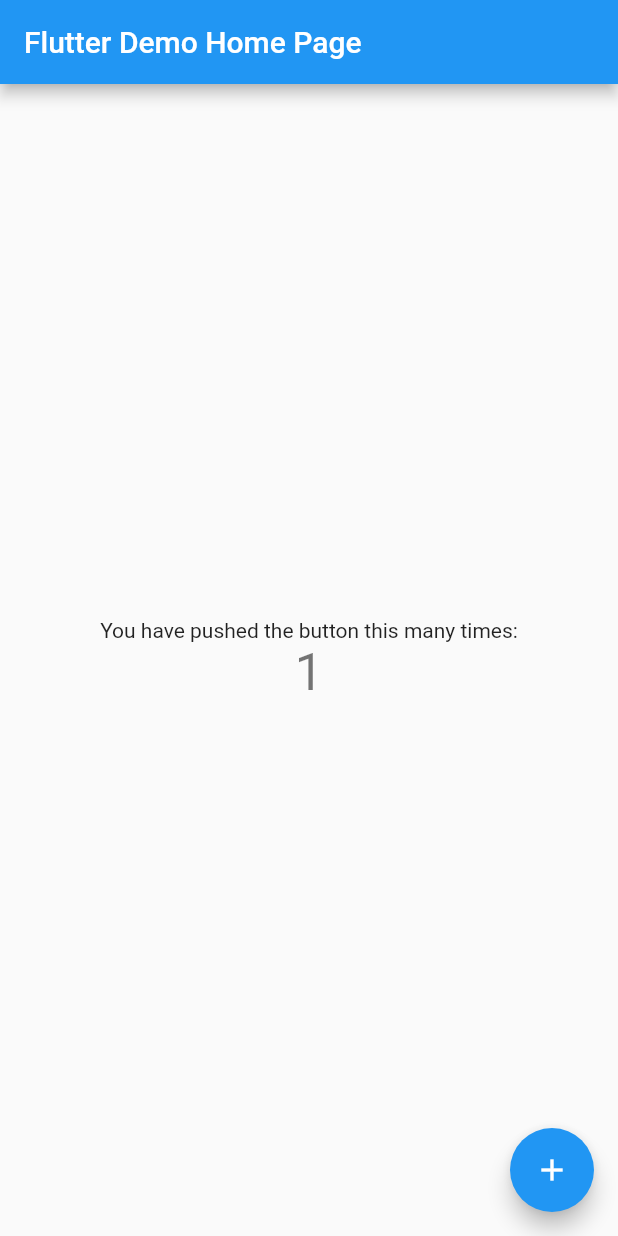
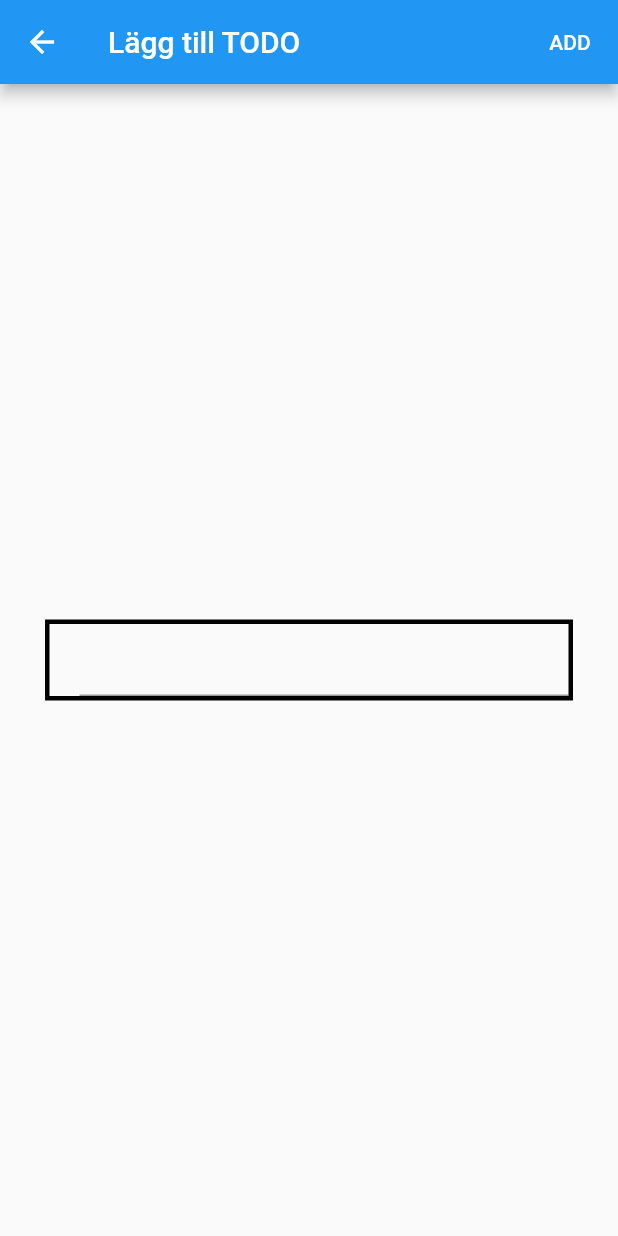
Before and after one commit to gu-tig169-ht21/gustodse, a Flutter app: the screen it shows after launch, after a tap on the "add" icon, on a phone screen of 412 x 824 dp. Run offline on Flutter 3.47's test engine with Material 2 defaults, Android fonts, the phone set to English and light mode, and no system bars; network calls fail.

Commit message:
Steg 3 - sista inlämningen

```diff
--- /dev/null
+++ b/lib/add_todo.dart
@@ -0,0 +1,58 @@
+import 'package:flutter/material.dart';
+import 'todo.dart';
+
+class AddTodo extends StatefulWidget {
+  const AddTodo({Key? key, required this.todo}) : super(key: key);
+
+  final TodoItem todo;
+
+  @override
+  State<AddTodo> createState() => AddTodoState(todo);
+}
+
+class AddTodoState extends State<AddTodo> {
+  late String attGora;
+  late bool done;
+
+  late TextEditingController textEditingController;
+
+  AddTodoState(TodoItem sak) {
+    this.attGora = sak.attGora;
+    this.done = sak.done;
+
+    textEditingController = TextEditingController(text: sak.attGora);
+
+    textEditingController.addListener(() {
+      setState(() {
+        attGora = textEditingController.text;
+      });
+    });
+  }
+  Widget build(BuildContext context) {
+    return Scaffold(
+        appBar: AppBar(title: Text("Lägg till TODO"), actions: [
+          TextButton(
+              onPressed: () {
+                Navigator.pop(
+                    context, TodoItem(attGora: attGora, done: done, id: "id"));
+              },
+              child: Text(
+                "ADD",
+                style: TextStyle(color: Colors.white),
+              ))
+        ]),
+        body: Center(
+          child: Container(
+              margin: const EdgeInsets.all(30),
+              decoration: BoxDecoration(
+                  border: Border.all(color: Colors.black, width: 3)),
+              child: Padding(
+                padding: const EdgeInsets.only(left: 20),
+                child: TextField(
+                    decoration: const InputDecoration(
+                        contentPadding: EdgeInsets.only(left: 20)),
+                    controller: textEditingController),
+              )),
+        ));
+  }
+}
--- /dev/null
+++ b/lib/list_view.dart
@@ -0,0 +1,62 @@
+import 'package:min_app/todo.dart';
+import 'package:flutter/material.dart';
+import 'package:provider/provider.dart';
+import 'add_todo.dart';
+import 'item_list.dart';
+
+class ItemListView extends StatelessWidget {
+  Widget build(BuildContext context) {
+    return Scaffold(
+      appBar: AppBar(
+        title: Text("TODO lista"),
+        actions: [
+          PopupMenuButton(
+              onSelected: (String value) {
+                Provider.of<MyState>(context, listen: false).setFilterBy(value);
+              },
+              itemBuilder: (context) => [
+                    PopupMenuItem(
+                      child: Text("Alla"),
+                      value: "Alla",
+                    ),
+                    PopupMenuItem(
+                      child: Text("Klara"),
+                      value: "Klara",
+                    ),
+                    PopupMenuItem(
+                      child: Text("Ej Klara"),
+                      value: "ejKlara",
+                    ),
+                  ])
+        ],
+      ),
+      body: Consumer<MyState>(
+          builder: (context, state, child) => ItemList(
+                _filterList(state.list, state.filterBy),
+              )),
+      floatingActionButton: FloatingActionButton(
+        child: Icon(Icons.add),
+        onPressed: () async {
+          var newSak = await Navigator.push(
+              context,
+              MaterialPageRoute(
+                  builder: (context) => AddTodo(
+                      todo: TodoItem(attGora: "", done: false, id: "id"))));
+          if (newSak != null) {
+            Provider.of<MyState>(context, listen: false).addItem(newSak);
+          }
+        },
+      ),
+    );
+  }
+
+  List<TodoItem> _filterList(list, filterBy) {
+    if (filterBy == "Alla") return list;
+    if (filterBy == "Klara")
+      return list.where((sak) => sak.done == true).toList();
+    if (filterBy == "ejKlara")
+      return list.where((sak) => sak.done == false).toList();
+    else
+      return list;
+  }
+}
--- a/lib/main.dart
+++ b/lib/main.dart
@@ -1,115 +1,23 @@
 import 'package:flutter/material.dart';
+import 'todo.dart';
+import 'package:provider/provider.dart';
+import './list_view.dart';
 
 void main() {
-  runApp(const MyApp());
+  var state = MyState();
+
+  state.fetchTodo();
+
+  runApp(ChangeNotifierProvider(create: (context) => state, child: MyApp()));
 }
 
 class MyApp extends StatelessWidget {
-  const MyApp({Key? key}) : super(key: key);
-
-  // This widget is the root of your application.
   @override
   Widget build(BuildContext context) {
     return MaterialApp(
-      title: 'Flutter Demo',
-      theme: ThemeData(
-        // This is the theme of your application.
-        //
-        // Try running your application with "flutter run". You'll see the
-        // application has a blue toolbar. Then, without quitting the app, try
-        // changing the primarySwatch below to Colors.green and then invoke
-        // "hot reload" (press "r" in the console where you ran "flutter run",
-        // or simply save your changes to "hot reload" in a Flutter IDE).
-        // Notice that the counter didn't reset back to zero; the application
-        // is not restarted.
-        primarySwatch: Colors.blue,
-      ),
-      home: const MyHomePage(title: 'Flutter Demo Home Page'),
+      debugShowCheckedModeBanner: false,
+      title: "Sebbes app",
+      home: ItemListView(),
     );
   }
 }
-
-class MyHomePage extends StatefulWidget {
-  const MyHomePage({Key? key, required this.title}) : super(key: key);
-
-  // This widget is the home page of your application. It is stateful, meaning
-  // that it has a State object (defined below) that contains fields that affect
-  // how it looks.
-
-  // This class is the configuration for the state. It holds the values (in this
-  // case the title) provided by the parent (in this case the App widget) and
-  // used by the build method of the State. Fields in a Widget subclass are
-  // always marked "final".
-
-  final String title;
-
-  @override
-  State<MyHomePage> createState() => _MyHomePageState();
-}
-
-class _MyHomePageState extends State<MyHomePage> {
-  int _counter = 0;
-
-  void _incrementCounter() {
-    setState(() {
-      // This call to setState tells the Flutter framework that something has
-      // changed in this State, which causes it to rerun the build method below
-      // so that the display can reflect the updated values. If we changed
-      // _counter without calling setState(), then the build method would not be
-      // called again, and so nothing would appear to happen.
-      _counter++;
-    });
-  }
-
-  @override
-  Widget build(BuildContext context) {
-    // This method is rerun every time setState is called, for instance as done
-    // by the _incrementCounter method above.
-    //
-    // The Flutter framework has been optimized to make rerunning build methods
-    // fast, so that you can just rebuild anything that needs updating rather
-    // than having to individually change instances of widgets.
-    return Scaffold(
-      appBar: AppBar(
-        // Here we take the value from the MyHomePage object that was created by
-        // the App.build method, and use it to set our appbar title.
-        title: Text(widget.title),
-      ),
-      body: Center(
-        // Center is a layout widget. It takes a single child and positions it
-        // in the middle of the parent.
-        child: Column(
-          // Column is also a layout widget. It takes a list of children and
-          // arranges them vertically. By default, it sizes itself to fit its
-          // children horizontally, and tries to be as tall as its parent.
-          //
-          // Invoke "debug painting" (press "p" in the console, choose the
-          // "Toggle Debug Paint" action from the Flutter Inspector in Android
-          // Studio, or the "Toggle Debug Paint" command in Visual Studio Code)
-          // to see the wireframe for each widget.
-          //
-          // Column has various properties to control how it sizes itself and
-          // how it positions its children. Here we use mainAxisAlignment to
-          // center the children vertically; the main axis here is the vertical
-          // axis because Columns are vertical (the cross axis would be
-          // horizontal).
-          mainAxisAlignment: MainAxisAlignment.center,
-          children: <Widget>[
-            const Text(
-              'You have pushed the button this many times:',
-            ),
-            Text(
-              '$_counter',
-              style: Theme.of(context).textTheme.headline4,
-            ),
-          ],
-        ),
-      ),
-      floatingActionButton: FloatingActionButton(
-        onPressed: _incrementCounter,
-        tooltip: 'Increment',
-        child: const Icon(Icons.add),
-      ), // This trailing comma makes auto-formatting nicer for build methods.
-    );
-  }
-}
--- /dev/null
+++ b/lib/todo.dart
@@ -0,0 +1,74 @@
+import 'package:flutter/material.dart';
+import 'package:min_app/api.dart';
+
+class TodoItem {
+  String attGora;
+  bool done = false;
+  String id = "du har överskrivit idt";
+
+  TodoItem({
+    required this.attGora,
+    required this.done,
+    required this.id,
+  });
+
+  static Map<String, dynamic> toJson(TodoItem sak) {
+    return {
+      "title": sak.attGora,
+      "done": sak.done,
+      "id": sak.id,
+    };
+  }
+
+  static TodoItem fromJson(Map<String, dynamic> json) {
+    return TodoItem(
+      attGora: json["title"],
+      done: json["done"],
+      id: json["id"],
+    );
+  }
+}
+
+class MyState extends ChangeNotifier {
+  List<TodoItem> list = [];
+
+  List<TodoItem> get lista => list;
+
+  String _filterBy = "Alla";
+
+  String get filterBy => _filterBy;
+
+  Future fetchTodo() async {
+    List<TodoItem> lista = await Api.fetchTodo();
+    list = lista;
+    notifyListeners();
+  }
+
+  void addItem(TodoItem sak) async {
+    await Api.addTodo(sak);
+    await fetchTodo();
+    notifyListeners();
+  }
+
+  void addTodo(TodoItem sak) {
+    list.add(sak);
+    notifyListeners();
+  }
+
+  void removeItem(TodoItem sak) async {
+    await Api.deleteTodos(sak.id);
+    await fetchTodo();
+    notifyListeners();
+  }
+
+  void changeState(TodoItem sak, bool done) async {
+    sak.done = !sak.done;
+    await Api.updateTodos(sak, sak.id);
+    await fetchTodo();
+  }
+
+  void setFilterBy(String filterBy) {
+    this._filterBy = filterBy;
+    notifyListeners();
+  }
+}
--- a/pubspec.yaml
+++ b/pubspec.yaml
@@ -1,4 +1,4 @@
-name: my_first_app
+name: min_app
 description: A new Flutter project.
 
 # The following line prevents the package from being accidentally published to
@@ -34,6 +34,9 @@ dependencies:
   # The following adds the Cupertino Icons font to your application.
   # Use with the CupertinoIcons class for iOS style icons.
   cupertino_icons: ^1.0.2
+  provider: ^6.0.1
+  http: any
+
 
 dev_dependencies:
   flutter_test:
```
Also changed, not shown: lib/api.dart (added, +41 -0 lines), lib/item_list.dart (added, +51 -0 lines), pubspec.lock, 1 other file.
